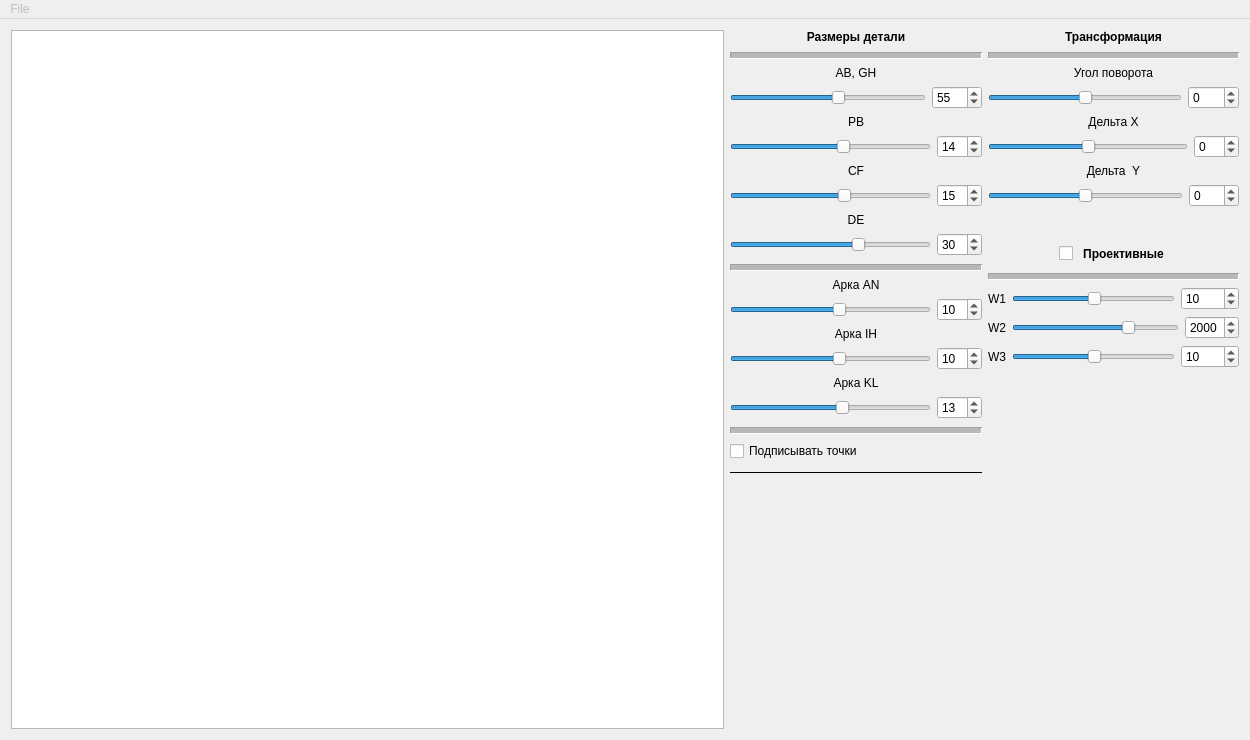
Before: the Qt Designer form MainWindow/mainwindow.ui in Childcity/QtGraphicsExample, drawn with Qt 5.
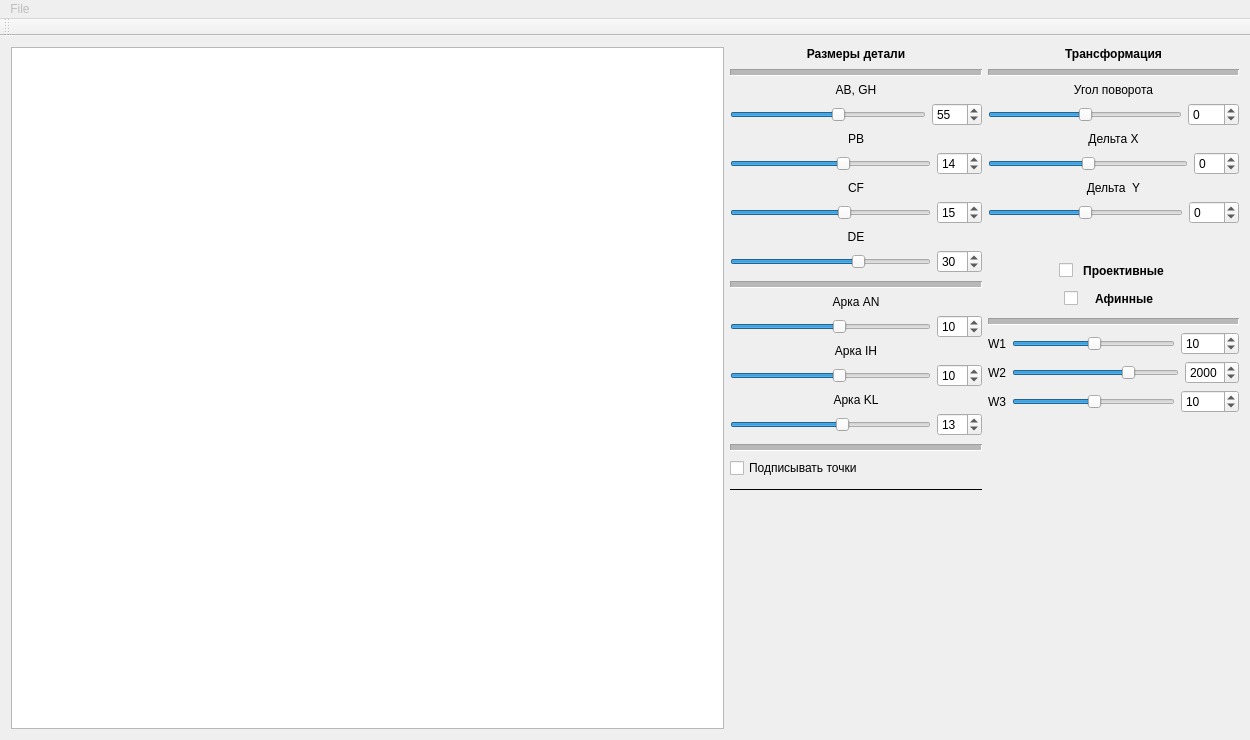
After: the same form once the commit is applied. Icons and pictures are not drawn. Custom widgets are drawn as their Qt base class.

The edit to the form file:
```diff
--- a/MainWindow/mainwindow.ui
+++ b/MainWindow/mainwindow.ui
@@ -719,12 +719,83 @@
             </property>
             <property name="sizeHint" stdset="0">
              <size>
+              <width>0</width>
+              <height>20</height>
+             </size>
+            </property>
+           </spacer>
+          </item>
+         </layout>
+        </item>
+        <item>
+         <layout class="QHBoxLayout" name="horizontalLayout_17">
+          <property name="topMargin">
+           <number>0</number>
+          </property>
+          <property name="bottomMargin">
+           <number>0</number>
+          </property>
+          <item>
+           <spacer name="horizontalSpacer_3">
+            <property name="orientation">
+             <enum>Qt::Horizontal</enum>
+            </property>
+            <property name="sizeHint" stdset="0">
+             <size>
               <width>40</width>
               <height>20</height>
              </size>
             </property>
            </spacer>
           </item>
+          <item>
+           <widget class="QCheckBox" name="checkBox_3">
+            <property name="maximumSize">
+             <size>
+              <width>20</width>
+              <height>16777215</height>
+             </size>
+            </property>
+            <property name="text">
+             <string/>
+            </property>
+           </widget>
+          </item>
+          <item>
+           <widget class="QPushButton" name="pushButton_2">
+            <property name="minimumSize">
+             <size>
+              <width>0</width>
+              <height>0</height>
+             </size>
+            </property>
+            <property name="font">
+             <font>
+              <weight>75</weight>
+              <bold>true</bold>
+             </font>
+            </property>
+            <property name="text">
+             <string>Афинные</string>
+            </property>
+            <property name="flat">
+             <bool>true</bool>
+            </property>
+           </widget>
+          </item>
+          <item>
+           <spacer name="horizontalSpacer_4">
+            <property name="orientation">
+             <enum>Qt::Horizontal</enum>
+            </property>
+            <property name="sizeHint" stdset="0">
+             <size>
+              <width>0</width>
+              <height>20</height>
+             </size>
+            </property>
+           </spacer>
+          </item>
          </layout>
         </item>
         <item>
@@ -931,6 +1002,17 @@
    </widget>
    <addaction name="menuFile"/>
   </widget>
+  <widget class="QToolBar" name="toolBar">
+   <property name="windowTitle">
+    <string>toolBar</string>
+   </property>
+   <attribute name="toolBarArea">
+    <enum>TopToolBarArea</enum>
+   </attribute>
+   <attribute name="toolBarBreak">
+    <bool>false</bool>
+   </attribute>
+  </widget>
  </widget>
  <layoutdefault spacing="6" margin="11"/>
  <customwidgets>
```
